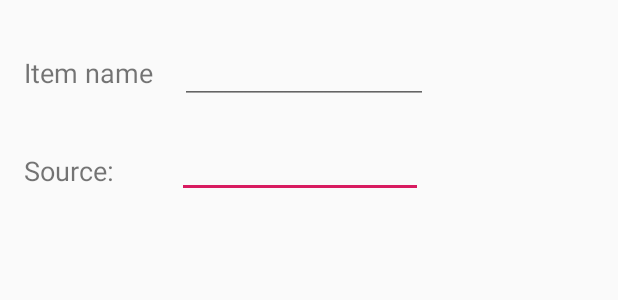
After one commit to janietom2/Android-Price-Checker, an Android app: the layout edit_dialog.xml on its own in the app's theme, with its tools: preview values and no code run, on a phone screen of 412 x 824 dp. The commit adds this screen. Shown: the top 300 px of the screen. Run offline under Robolectric (Android 15) with nearby library versions, the phone set to English and light mode, and no system bars.

Commit message:
dialogs added

```diff
--- /dev/null
+++ b/app/src/main/res/layout/edit_dialog.xml
@@ -0,0 +1,54 @@
+<?xml version="1.0" encoding="utf-8"?>
+<android.support.constraint.ConstraintLayout xmlns:android="http://schemas.android.com/apk/res/android"
+    xmlns:app="http://schemas.android.com/apk/res-auto"
+    xmlns:tools="http://schemas.android.com/tools"
+    android:layout_width="match_parent"
+    android:layout_height="match_parent"
+    tools:context=".MainActivity">
+
+
+    <EditText
+        android:id="@+id/editTextSource"
+        android:layout_width="164dp"
+        android:layout_height="49dp"
+        android:layout_marginStart="42dp"
+        android:layout_marginTop="13dp"
+        android:ems="10"
+        android:inputType="textPersonName"
+        app:layout_constraintStart_toEndOf="@+id/textViewSource"
+        app:layout_constraintTop_toBottomOf="@+id/editTextName" />
+
+    <TextView
+        android:id="@+id/textViewName"
+        android:layout_width="88dp"
+        android:layout_height="41dp"
+        android:layout_marginStart="16dp"
+        android:layout_marginTop="36dp"
+        android:text="@string/itemName"
+        android:textSize="18sp"
+        app:layout_constraintStart_toStartOf="parent"
+        app:layout_constraintTop_toTopOf="parent" />
+
+    <TextView
+        android:id="@+id/textViewSource"
+        android:layout_width="wrap_content"
+        android:layout_height="wrap_content"
+        android:layout_marginStart="16dp"
+        android:layout_marginTop="24dp"
+        android:text="@string/source"
+        android:textSize="18sp"
+        app:layout_constraintStart_toStartOf="parent"
+        app:layout_constraintTop_toBottomOf="@+id/textViewName" />
+
+    <EditText
+        android:id="@+id/editTextName"
+        android:layout_width="165dp"
+        android:layout_height="45dp"
+        android:layout_marginStart="16dp"
+        android:layout_marginTop="24dp"
+        android:ems="10"
+        android:inputType="textPersonName"
+        app:layout_constraintStart_toEndOf="@+id/textViewName"
+        app:layout_constraintTop_toTopOf="parent" />
+
+</android.support.constraint.ConstraintLayout>
--- a/app/src/main/res/values/strings.xml
+++ b/app/src/main/res/values/strings.xml
@@ -14,4 +14,9 @@
     <string name="edit_item">Edit</string>
     <string name="open_detail">Show detail</string>
     <string name="open_webpage">Open webpage</string>
+    <string name="dialog_delete_message">Are you sure you want to delete this item?</string>
+    <string name="yes">YES</string>
+    <string name="no">NO</string>
+    <string name="deleteDialogTitle">Delete</string>
+    <string name="editDialogTitle">Edit Item</string>
 </resources>
```
Also changed, not shown: app/src/main/java/cs4330/cs/utep/edu/DeleteDialog.java (added, +28 -0 lines), app/src/main/java/cs4330/cs/utep/edu/ЕditDialog.java (added, +58 -0 lines), app/src/main/res/layout/items_list.xml (+15 -2 lines).
